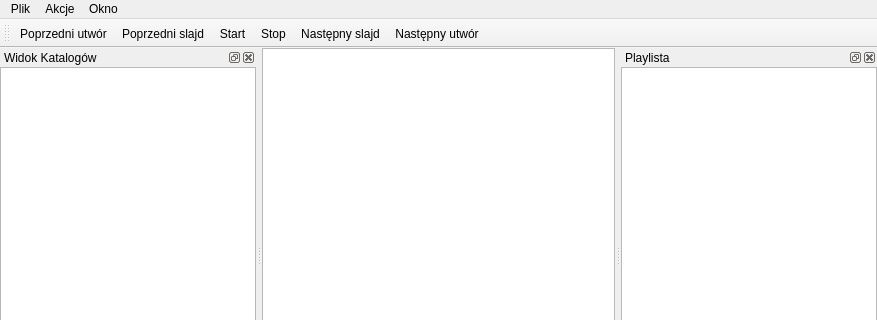
meteran/slides, file UI/slides.ui: the form before one commit; both pictures show x 0 to 877 and y 0 to 320 of the 877 by 639 pixel window.
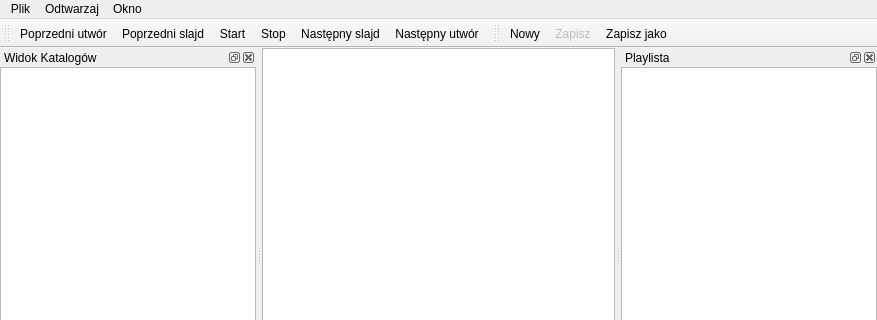
The form after the commit. Icons and pictures are not drawn.

Commit message: observing edit view by text object

```diff
--- a/UI/slides.ui
+++ b/UI/slides.ui
@@ -56,7 +56,7 @@
    </widget>
    <widget class="QMenu" name="menuActions">
     <property name="title">
-     <string>Akcje</string>
+     <string>Odtwarzaj</string>
     </property>
     <addaction name="action_run"/>
     <addaction name="action_stop"/>
@@ -65,7 +65,7 @@
     <addaction name="action_next_song"/>
     <addaction name="action_prev_song"/>
    </widget>
-   <widget class="QMenu" name="menuOkno">
+   <widget class="QMenu" name="menu_window">
     <property name="title">
      <string>Okno</string>
     </property>
@@ -75,7 +75,7 @@
    </widget>
    <addaction name="menuFile"/>
    <addaction name="menuActions"/>
-   <addaction name="menuOkno"/>
+   <addaction name="menu_window"/>
   </widget>
   <widget class="QStatusBar" name="statusbar"/>
   <widget class="QDockWidget" name="playlist_dock">
@@ -195,12 +195,29 @@
    </attribute>
    <widget class="QWidget" name="dockWidgetContents_3"/>
   </widget>
+  <widget class="QToolBar" name="toolbar_save">
+   <property name="windowTitle">
+    <string>toolBar</string>
+   </property>
+   <attribute name="toolBarArea">
+    <enum>TopToolBarArea</enum>
+   </attribute>
+   <attribute name="toolBarBreak">
+    <bool>false</bool>
+   </attribute>
+   <addaction name="action_new"/>
+   <addaction name="action_save"/>
+   <addaction name="action_save_as"/>
+  </widget>
   <action name="action_open">
    <property name="text">
     <string>Otwórz</string>
    </property>
   </action>
   <action name="action_run">
+   <property name="enabled">
+    <bool>true</bool>
+   </property>
    <property name="icon">
     <iconset resource="resources.qrc">
      <normaloff>:/images/images/start.png</normaloff>:/images/images/start.png</iconset>
@@ -278,6 +295,36 @@
     <string>Playlista</string>
    </property>
   </action>
+  <action name="action_save">
+   <property name="enabled">
+    <bool>false</bool>
+   </property>
+   <property name="icon">
+    <iconset resource="resources.qrc">
+     <normaloff>:/images/images/next.png</normaloff>:/images/images/next.png</iconset>
+   </property>
+   <property name="text">
+    <string>Zapisz</string>
+   </property>
+  </action>
+  <action name="action_save_as">
+   <property name="icon">
+    <iconset resource="resources.qrc">
+     <normaloff>:/images/images/next_song.png</normaloff>:/images/images/next_song.png</iconset>
+   </property>
+   <property name="text">
+    <string>Zapisz jako</string>
+   </property>
+  </action>
+  <action name="action_new">
+   <property name="icon">
+    <iconset resource="resources.qrc">
+     <normaloff>:/images/images/start.png</normaloff>:/images/images/start.png</iconset>
+   </property>
+   <property name="text">
+    <string>Nowy</string>
+   </property>
+  </action>
  </widget>
  <resources>
   <include location="resources.qrc"/>
```
Left out of the diff: 16 changed lines with no effect on the pictures. The commit also changes 2 other files.
